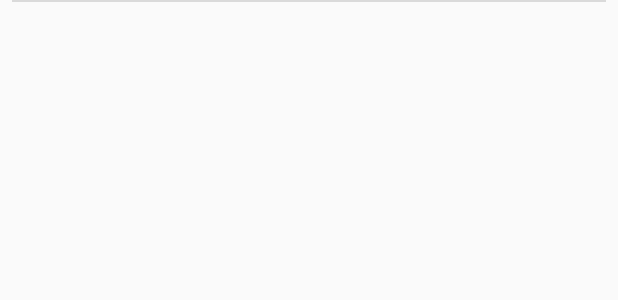
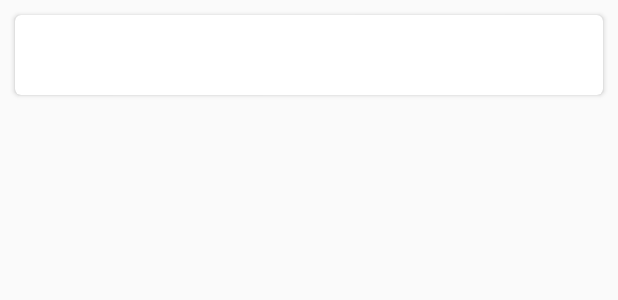
Before and after one commit to jawhnypoh/Classmere-Android, an Android app: the layout section_result_item.xml on its own in the app's theme, with its tools: preview values and no code run, on a phone screen of 412 x 824 dp. Shown: the top 300 px of the screen. Run offline under Robolectric (Android 15) with nearby library versions, the phone set to English and light mode, and no system bars.

Commit message:
Implementing CardView UI for course sections

```diff
--- a/app/build.gradle
+++ b/app/build.gradle
@@ -23,6 +23,7 @@ dependencies {
     implementation 'com.android.support:appcompat-v7:27.0.2'
     implementation 'com.android.support.constraint:constraint-layout:1.0.2'
     implementation 'com.android.support:recyclerview-v7:27.0.2'
+    implementation 'com.android.support:cardview-v7:27.0.2'
     implementation 'com.android.support:preference-v14:27.0.2'
     implementation 'com.android.support:design:27.0.2'
     implementation 'com.squareup.okhttp3:okhttp:3.9.1'
--- a/app/src/main/res/layout/section_result_item.xml
+++ b/app/src/main/res/layout/section_result_item.xml
@@ -1,9 +1,16 @@
 <?xml version="1.0" encoding="utf-8"?>
-<RelativeLayout
+<android.support.v7.widget.CardView
+    xmlns:card_view="http://schemas.android.com/apk/res-auto"
     xmlns:android="http://schemas.android.com/apk/res/android"
+    android:layout_margin="10dp"
     android:layout_width="match_parent"
     android:layout_height="wrap_content"
-    android:orientation="vertical" >
+    android:id="@+id/card_view"
+    card_view:cardCornerRadius="4dp">
+
+    <RelativeLayout
+        android:layout_width="match_parent"
+        android:layout_height="wrap_content" >
 
         <TextView
             android:id="@+id/tv_course_sections"
@@ -26,11 +33,5 @@
             android:textSize="15sp"
             android:textColor="#000" />
 
-    <View
-        android:layout_width="match_parent"
-        android:layout_height="1dp"
-        android:layout_marginLeft="8dp"
-        android:layout_marginRight="8dp"
-        android:background="#dadada" />
-
     </RelativeLayout>
+</android.support.v7.widget.CardView>
```
Lines whose indentation alone changed are shown as unchanged.
